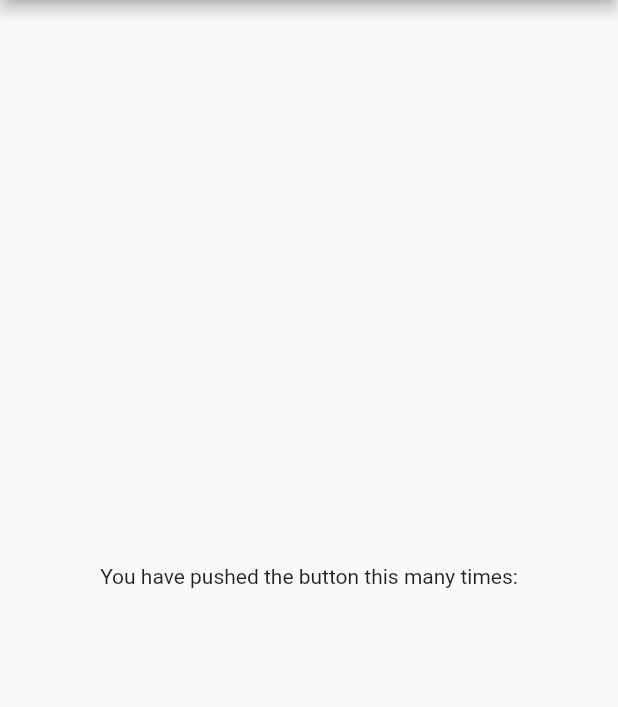
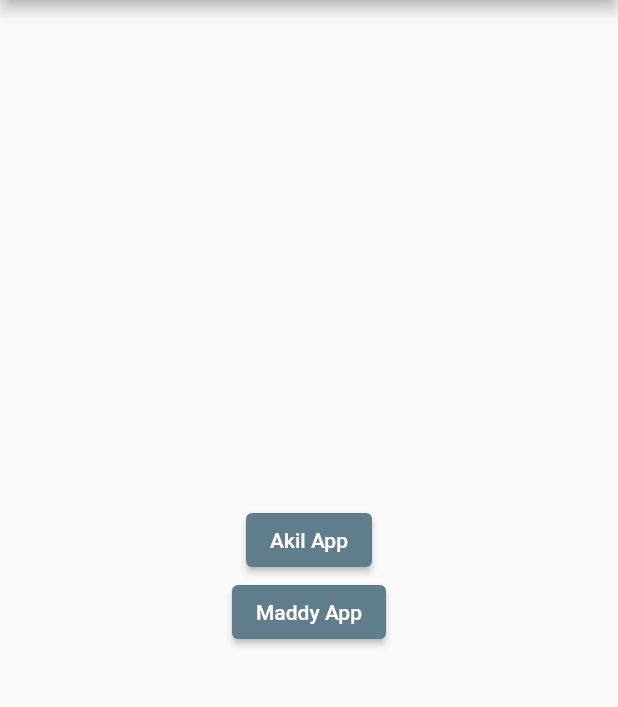
Before and after one commit to akillika/DSC-SASTRA-Task-Manager-Application, a Flutter app: the screen it shows after launch, on a phone screen of 412 x 824 dp, the part 84-791 px from its top. Run offline on Flutter 3.47's test engine with Material 2 defaults, Android fonts, the light colour scheme and no system bars.

Commit message:
Navigation Added

```diff
--- a/lib/main.dart
+++ b/lib/main.dart
@@ -1,3 +1,5 @@
+import 'package:dsc_todo/add.dart';
+import 'package:dsc_todo/signin.dart';
 import 'package:flutter/material.dart';
 
 void main() {
@@ -42,7 +44,13 @@ class _MyHomePageState extends State<MyHomePage> {
           padding: EdgeInsets.zero,
           children: <Widget>[
             DrawerHeader(
-              child: Text('DSC Work list',style: TextStyle(fontWeight: FontWeight.bold,color: Colors.white,fontSize: 20),),
+              child: Text(
+                'DSC Work list',
+                style: TextStyle(
+                    fontWeight: FontWeight.bold,
+                    color: Colors.white,
+                    fontSize: 20),
+              ),
               decoration: BoxDecoration(
                 color: Colors.blue,
               ),
@@ -117,9 +125,24 @@ class _MyHomePageState extends State<MyHomePage> {
         child: Column(
           mainAxisAlignment: MainAxisAlignment.center,
           children: <Widget>[
-            Text(
-              'You have pushed the button this many times:',
-            ),
+            ElevatedButton(
+                onPressed: () {
+                  Navigator.of(context)
+                      .push(MaterialPageRoute(builder: (context) => AddItem()));
+                },
+                child: Text(
+                  'Akil App',
+                  style: TextStyle(color: Colors.white),
+                )),
+            ElevatedButton(
+                onPressed: () {
+                  Navigator.of(context).push(
+                      MaterialPageRoute(builder: (context) => SignInPage()));
+                },
+                child: Text(
+                  'Maddy App',
+                  style: TextStyle(color: Colors.white),
+                ))
           ],
         ),
       ),
```
Also changed, not shown: lib/add.dart (added, +15 -0 lines), lib/signin.dart (added, +15 -0 lines).
